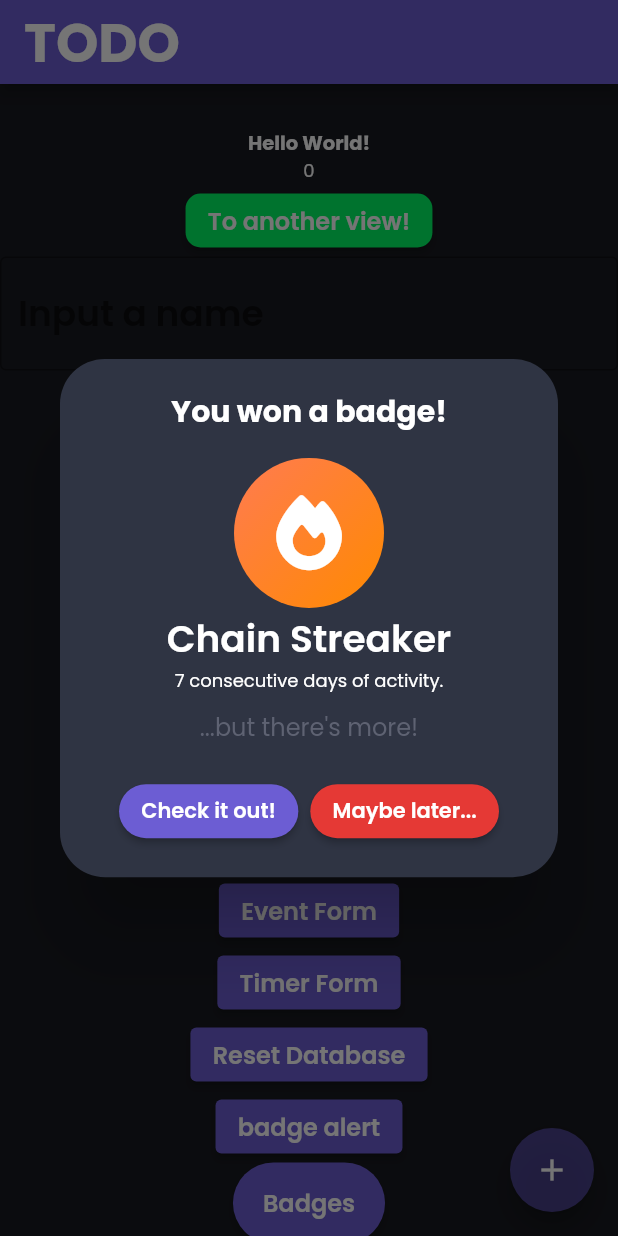
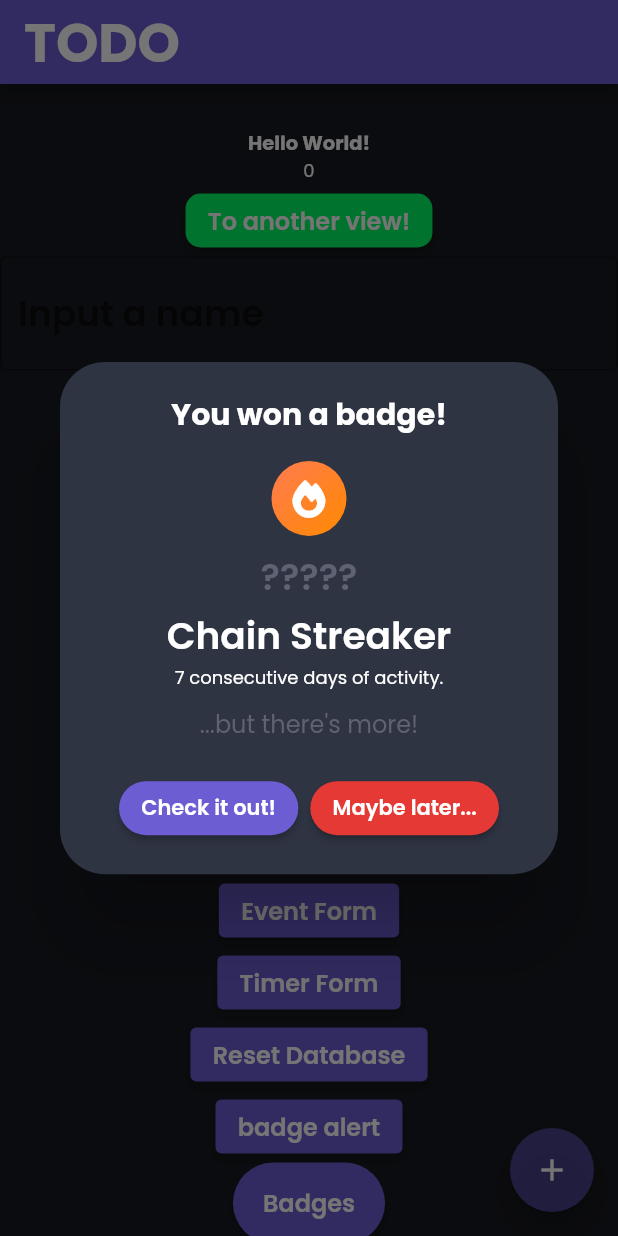
Before and after one commit to DreFlo/lgp-2223-sc1, a Flutter app: the HomePage screen opened directly, after a tap on "badge alert", on a phone screen of 412 x 824 dp. Run offline on Flutter 3.47's test engine with Material 2 defaults, Android fonts, the phone set to English and light mode, and no system bars; our stand-ins replace calendar_view, carousel_slider, floor, flutter_local_notifications, flutter_native_timezone, flutter_svg and 8 more; missing offline and left inert: books_finder, emojis, flutter_picker, notification_permissions, tmdb_api; accounts and stored records are empty; generated files the repository leaves out were written again.

Commit message:
Complete badge widget.

```diff
--- a/src/lib/widgets/gamification/badge_widget.dart
+++ b/src/lib/widgets/gamification/badge_widget.dart
@@ -1,6 +1,7 @@
 import 'package:flutter/material.dart';
 import 'package:icons_plus/icons_plus.dart';
-
+import 'package:src/themes/colors.dart';
+import 'package:flutter_gen/gen_l10n/app_localizations.dart';
 
 class BadgeWidget extends StatefulWidget {
   final String title;
@@ -8,6 +9,7 @@ class BadgeWidget extends StatefulWidget {
   final List<String> colors;
   final String icon;
   final bool isUnlocked;
+  final bool showTitle;
 
   const BadgeWidget(
       {Key? key,
@@ -15,14 +17,16 @@ class BadgeWidget extends StatefulWidget {
       required this.description,
       required this.colors,
       required this.icon,
-      this.isUnlocked = true})
+      this.isUnlocked = true,
+      this.showTitle = false})
       : super(key: key);
 
   @override
   State<BadgeWidget> createState() => _BadgeWidgetState();
 }
 
-class _BadgeWidgetState extends State<BadgeWidget> with TickerProviderStateMixin {
+class _BadgeWidgetState extends State<BadgeWidget>
+    with TickerProviderStateMixin {
   @override
   initState() {
     super.initState();
@@ -49,9 +53,10 @@ class _BadgeWidgetState extends State<BadgeWidget> with TickerProviderStateMixin
 
   @override
   Widget build(BuildContext context) {
-    return Container(
-        height: 100,
-        width: 100,
+    return Column(children: [
+      widget.isUnlocked ? Container(
+          height: 50,
+          width: 50,
           decoration: BoxDecoration(
               gradient: LinearGradient(
                   colors: getColors(),
@@ -59,6 +64,24 @@ class _BadgeWidgetState extends State<BadgeWidget> with TickerProviderStateMixin
                   end: Alignment.bottomRight),
               shape: BoxShape.circle,
               color: Colors.white),
-        child: Icon(eval(widget.icon), size: 50, color: Colors.white));
+          child: Icon(eval(widget.icon), size: 25, color: Colors.white)) :
+      Container(
+          height: 50,
+          width: 50,
+          decoration: BoxDecoration(
+              gradient: LinearGradient(
+                  colors: [Colors.blueGrey[700]!, Colors.blueGrey[900]!],
+                  begin: Alignment.topLeft,
+                  end: Alignment.bottomRight),
+              shape: BoxShape.circle,
+              color: Colors.white),
+          child: Opacity(opacity: 0.45,
+          child: ShaderMask(shaderCallback: (Rect bounds) => const LinearGradient(colors: [grayText, Colors.blueGrey]).createShader(bounds),
+          child: Icon(eval(widget.icon), size: 25, color: Colors.white)))),
+      const Divider(height: 10, color: Colors.transparent),
+      widget.showTitle && widget.isUnlocked
+          ? Row(children: [Expanded(child: Text(widget.title.split('\n')[0], textAlign: TextAlign.center, style: const TextStyle(fontWeight: FontWeight.w600, color: Colors.white)))])
+          : Row(children: [Expanded(child: Text(AppLocalizations.of(context).badge_to_unlock, textAlign: TextAlign.center, style: const TextStyle(fontWeight: FontWeight.w600, color: grayText)))]),
+    ]);
   }
 }
```
Lines whose indentation alone changed are shown as unchanged.
